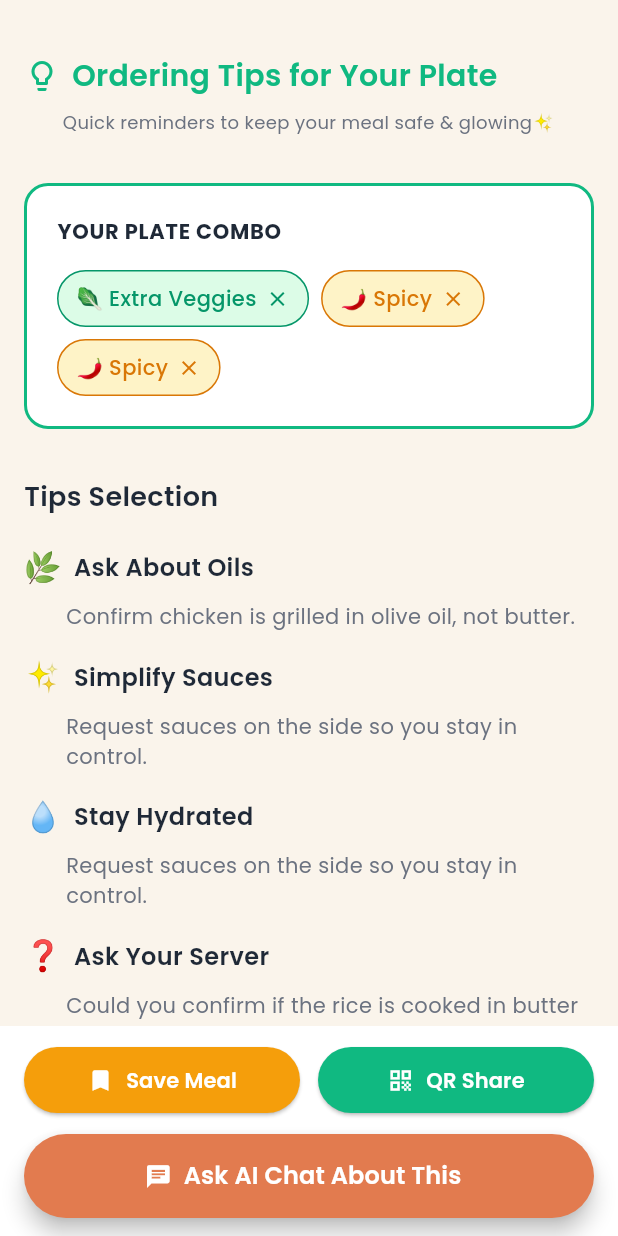
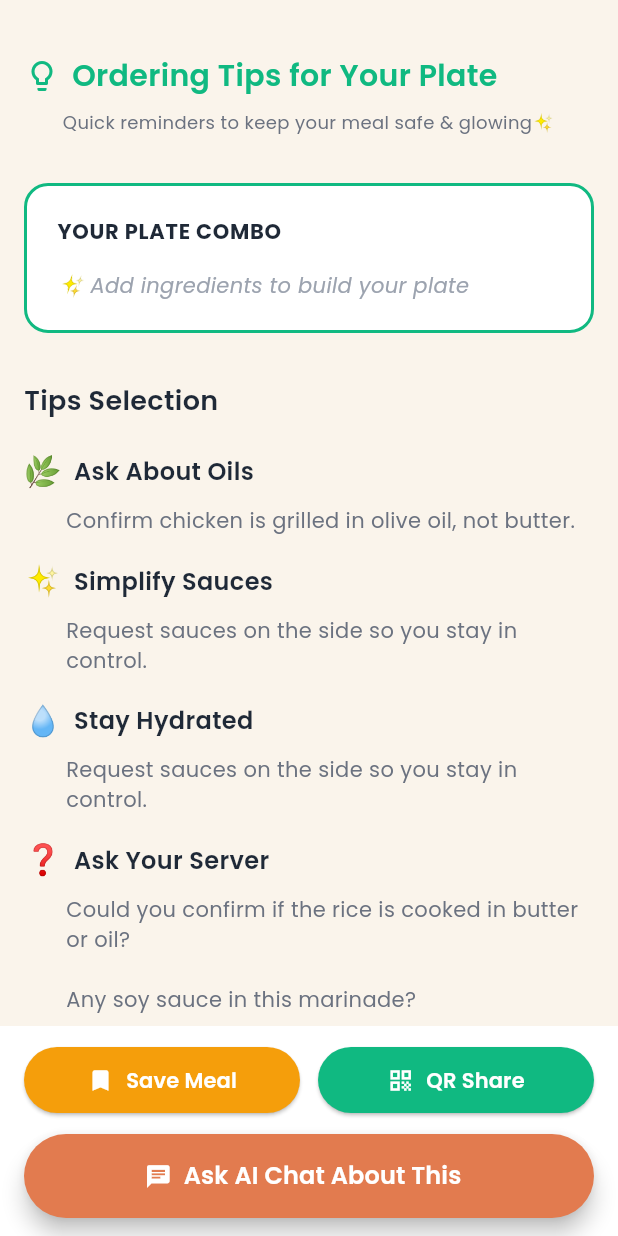
Before and after one commit to Mehedi259/gabebae, a Flutter app: the OrderingTipsScreen screen opened by its route, on a phone screen of 412 x 824 dp. Run offline on Flutter 3.47's test engine with Material 3 defaults, Android fonts, the light colour scheme and no system bars; our stand-ins replace cached_network_image, camera, device_preview, file_picker, flutter_screenutil, flutter_svg and 11 more; accounts and stored records are empty; project files that could hold a hidden picture were left out.

Commit message:
Solving Issues

```diff
--- a/lib/core/constants/api_constants.dart
+++ b/lib/core/constants/api_constants.dart
@@ -1,4 +1,4 @@
-// lib/core/constants/api_constants.dart (UPDATED)
+// lib/core/constants/api_constants.dart
 
 class ApiConstants {
   // =================== Base URL ===================
--- a/lib/presentation/screens/scanMenu/scan_result_ordering_tips.dart
+++ b/lib/presentation/screens/scanMenu/scan_result_ordering_tips.dart
@@ -1,9 +1,11 @@
-//lib/presentation/screens/scanMenu/scan_result_ordering_tips.dart
+// lib/presentation/screens/scanMenu/scan_result_ordering_tips.dart
 import 'package:MenuSideKick/core/routes/routes.dart';
 import 'package:flutter/material.dart';
+import 'package:get/get.dart'; // Add this
 import 'package:go_router/go_router.dart';
 import 'package:google_fonts/google_fonts.dart';
 
+import '../../../core/controllers/create_plate_controller.dart'; // Add this
 import '../../../core/routes/route_path.dart';
 import '../../../l10n/app_localizations.dart';
 import '../../../utils/app_colors/app_colors.dart';
@@ -16,12 +18,13 @@
 }
 
 class _OrderingTipsScreenState extends State<OrderingTipsScreen> {
-  List<String> getPlateCombo(AppLocalizations l10n) {
-    return [
-      l10n.extraVeggies,
-      l10n.spicy,
-      l10n.spicy,
-    ];
+  late CreatePlateController _controller;
+
+  @override
+  void initState() {
+    super.initState();
+    // Get the existing controller instance
+    _controller = Get.find<CreatePlateController>();
   }
 
   List<Map<String, dynamic>> getTips(AppLocalizations l10n) {
@@ -49,10 +52,38 @@
     ];
   }
 
+  // Helper method to determine color based on ingredient name
+  Map<String, Color> _getIngredientColors(String ingredient, AppLocalizations l10n) {
+    // Check if it's spicy (you can customize this logic)
+    if (ingredient.toLowerCase().contains('spicy') ||
+        ingredient.toLowerCase().contains('🌶️') ||
+        ingredient == l10n.spicy) {
+      return {
+        'bg': const Color(0xFFFEF3C7),
+        'text': const Color(0xFFD97706),
+        'border': const Color(0xFFD97706),
+      };
+    }
+    // Check if it's garlic
+    else if (ingredient.toLowerCase().contains('garlic') ||
+        ingredient == l10n.garlic) {
+      return {
+        'bg': const Color(0x33FECACA),
+        'text': const Color(0xFFDC2626),
+        'border': const Color(0xFFDC2626),
+      };
+    }
+    // Default green color for safe ingredients
+    return {
+      'bg': const Color(0xFFDCFCE7),
+      'text': const Color(0xFF059669),
+      'border': const Color(0xFF10B981),
+    };
+  }
+
   @override
   Widget build(BuildContext context) {
     final l10n = AppLocalizations.of(context)!;
-    final plateCombo = getPlateCombo(l10n);
     final tips = getTips(l10n);
 
     return Scaffold(
@@ -101,8 +132,8 @@
                 ),
                 const SizedBox(height: 32),
 
-                /// PLATE COMBO SECTION
-                Container(
+                /// PLATE COMBO SECTION (Updated with Obx)
+                Obx(() => Container(
                   width: double.infinity,
                   padding: const EdgeInsets.all(20),
                   decoration: BoxDecoration(
@@ -123,25 +154,32 @@
                         ),
                       ),
                       const SizedBox(height: 16),
+
+                      // Show message if no ingredients selected
+                      if (_controller.selectedIngredients.isEmpty)
+                        Text(
+                          l10n.addIngredientsPrompt,
+                          style: GoogleFonts.poppins(
+                            fontWeight: FontWeight.w400,
+                            fontSize: 14,
+                            color: const Color(0xFF9CA3AF),
+                            fontStyle: FontStyle.italic,
+                          ),
+                        )
+                      else
                         Wrap(
                           spacing: 8,
                           runSpacing: 8,
-                        children: plateCombo.map((ingredient) {
-                          Color bgColor = const Color(0xFFDCFCE7);
-                          Color textColor = const Color(0xFF059669);
-
-                          // Check for "Spicy" in multiple languages
-                          if (ingredient.contains("🌶️")) {
-                            bgColor = const Color(0xFFFEF3C7);
-                            textColor = const Color(0xFFD97706);
-                          }
+                          children: _controller.selectedIngredients.map((ingredient) {
+                            final colors = _getIngredientColors(ingredient, l10n);
 
                             return Container(
-                            padding: const EdgeInsets.symmetric(horizontal: 12, vertical: 8),
+                              padding: const EdgeInsets.symmetric(
+                                  horizontal: 12, vertical: 8),
                               decoration: BoxDecoration(
-                              color: bgColor,
+                                color: colors['bg'],
                                 borderRadius: BorderRadius.circular(20),
-                              border: Border.all(color: textColor),
+                                border: Border.all(color: colors['border']!),
                               ),
                               child: Row(
                                 mainAxisSize: MainAxisSize.min,
@@ -151,14 +189,17 @@
                                     style: GoogleFonts.poppins(
                                       fontSize: 14,
                                       fontWeight: FontWeight.w500,
-                                    color: textColor,
+                                      color: colors['text'],
                                     ),
                                   ),
                                   const SizedBox(width: 6),
-                                Icon(
+                                  GestureDetector(
+                                    onTap: () => _controller.removeIngredient(ingredient),
+                                    child: Icon(
                                       Icons.close,
                                       size: 16,
-                                  color: textColor,
+                                      color: colors['text'],
+                                    ),
                                   ),
                                 ],
                               ),
@@ -167,7 +208,8 @@
                         ),
                     ],
                   ),
-                ),
+                )),
+
                 const SizedBox(height: 32),
 
                 /// TIPS SELECTION TITLE
@@ -194,7 +236,7 @@
         ),
       ),
 
-      /// BOTTOM BUTTONS
+      /// BOTTOM BUTTONS (unchanged)
       bottomNavigationBar: Container(
         width: double.infinity,
         padding: const EdgeInsets.symmetric(horizontal: 16, vertical: 12),
@@ -202,7 +244,6 @@
         child: Column(
           mainAxisSize: MainAxisSize.min,
           children: [
-            /// TOP ROW BUTTONS
             Row(
               children: [
                 Expanded(
@@ -252,7 +293,6 @@
             ),
             const SizedBox(height: 12),
 
-            /// AI CHAT BUTTON
             ElevatedButton.icon(
               style: ElevatedButton.styleFrom(
                 backgroundColor: const Color(0xFFE27B4F),
@@ -291,7 +331,6 @@
       child: Column(
         crossAxisAlignment: CrossAxisAlignment.start,
         children: [
-          /// TIP HEADER
           Row(
             children: [
               Text(
@@ -312,8 +351,6 @@
             ],
           ),
           const SizedBox(height: 8),
-
-          /// TIP DESCRIPTION
           Padding(
             padding: const EdgeInsets.only(left: 28),
             child: Text(
```
Also changed, not shown: lib/core/controllers/profile_setup_controller.dart (+4 -7 lines), lib/global/model/home_model.dart (+26 -2 lines). Lines whose indentation alone changed are shown as unchanged.
